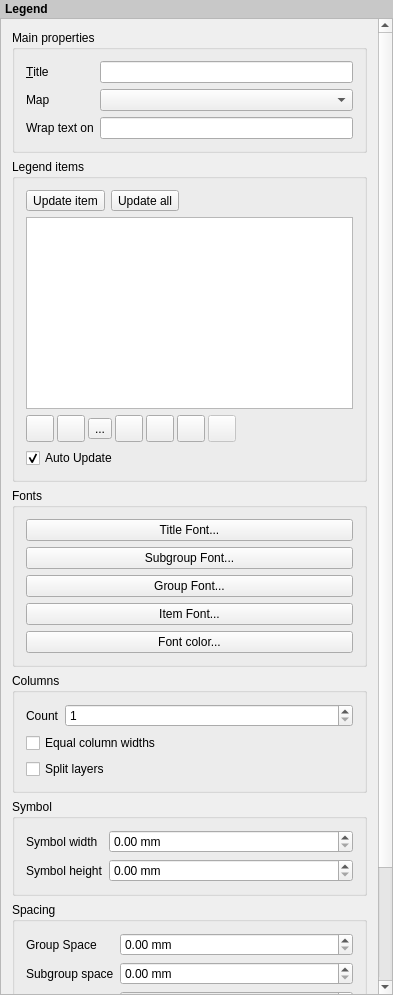
The window that src/ui/qgscomposerlegendwidgetbase.ui (qgis/QGIS) describes before a commit, drawn with Qt 5.
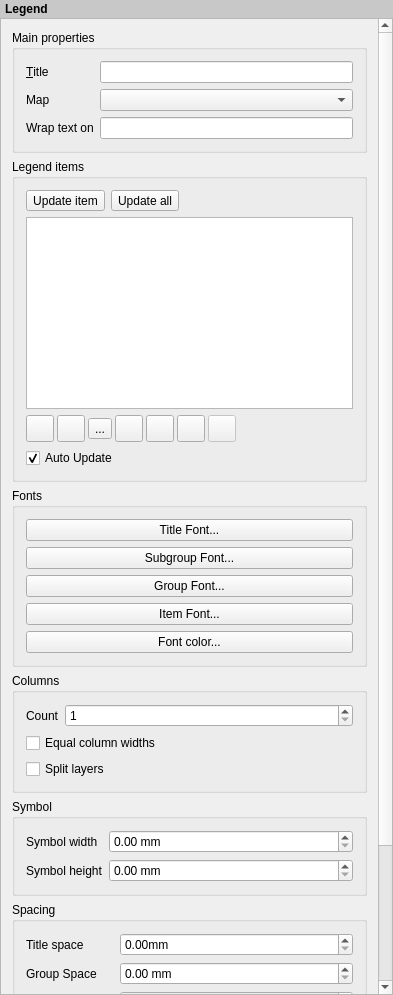
The same window after the commit. Icons and pictures are not drawn. Custom widgets are drawn as their Qt base class.

Patch:
```diff
--- a/src/ui/qgscomposerlegendwidgetbase.ui
+++ b/src/ui/qgscomposerlegendwidgetbase.ui
@@ -54,9 +54,9 @@
       <property name="geometry">
        <rect>
         <x>0</x>
-        <y>0</y>
-        <width>369</width>
-        <height>1088</height>
+        <y>-141</y>
+        <width>373</width>
+        <height>1141</height>
        </rect>
       </property>
       <layout class="QVBoxLayout" name="mainLayout">
@@ -558,7 +558,7 @@
           <property name="labelAlignment">
            <set>Qt::AlignLeading|Qt::AlignLeft|Qt::AlignVCenter</set>
           </property>
-          <item row="0" column="0">
+          <item row="1" column="0">
            <widget class="QLabel" name="label_5">
             <property name="toolTip">
              <string>Space above text using group style.</string>
@@ -571,7 +571,7 @@
             </property>
            </widget>
           </item>
-          <item row="0" column="1">
+          <item row="1" column="1">
            <widget class="QDoubleSpinBox" name="mGroupSpaceSpinBox">
             <property name="prefix">
              <string/>
@@ -581,7 +581,7 @@
             </property>
            </widget>
           </item>
-          <item row="1" column="0">
+          <item row="2" column="0">
            <widget class="QLabel" name="label_6">
             <property name="toolTip">
              <string>Space above text using subgroup style.</string>
@@ -594,7 +594,7 @@
             </property>
            </widget>
           </item>
-          <item row="1" column="1">
+          <item row="2" column="1">
            <widget class="QDoubleSpinBox" name="mLayerSpaceSpinBox">
             <property name="prefix">
              <string/>
@@ -604,7 +604,7 @@
             </property>
            </widget>
           </item>
-          <item row="2" column="0">
+          <item row="3" column="0">
            <widget class="QLabel" name="label_7">
             <property name="toolTip">
              <string>Space above symbol and symbol label.</string>
@@ -617,7 +617,7 @@
             </property>
            </widget>
           </item>
-          <item row="2" column="1">
+          <item row="3" column="1">
            <widget class="QDoubleSpinBox" name="mSymbolSpaceSpinBox">
             <property name="prefix">
              <string/>
@@ -627,7 +627,7 @@
             </property>
            </widget>
           </item>
-          <item row="3" column="0">
+          <item row="4" column="0">
            <widget class="QLabel" name="label_8">
             <property name="toolTip">
              <string>Space between symbol icon and symbol label (symbol label left margin).</string>
@@ -640,7 +640,7 @@
             </property>
            </widget>
           </item>
-          <item row="3" column="1">
+          <item row="4" column="1">
            <widget class="QDoubleSpinBox" name="mIconLabelSpaceSpinBox">
             <property name="prefix">
              <string/>
@@ -650,7 +650,7 @@
             </property>
            </widget>
           </item>
-          <item row="4" column="0">
+          <item row="5" column="0">
            <widget class="QLabel" name="label_9">
             <property name="text">
              <string>Box space</string>
@@ -660,7 +660,7 @@
             </property>
            </widget>
           </item>
-          <item row="4" column="1">
+          <item row="5" column="1">
            <widget class="QDoubleSpinBox" name="mBoxSpaceSpinBox">
             <property name="prefix">
              <string/>
@@ -670,14 +670,14 @@
             </property>
            </widget>
           </item>
-          <item row="5" column="0">
+          <item row="6" column="0">
            <widget class="QLabel" name="label_12">
             <property name="text">
              <string>Column space</string>
             </property>
            </widget>
           </item>
-          <item row="5" column="1">
+          <item row="6" column="1">
            <widget class="QDoubleSpinBox" name="mColumnSpaceSpinBox">
             <property name="prefix">
              <string/>
@@ -687,6 +687,26 @@
             </property>
            </widget>
           </item>
+          <item row="0" column="0">
+           <widget class="QLabel" name="label_10">
+            <property name="toolTip">
+             <string>Space below title.</string>
+            </property>
+            <property name="text">
+             <string>Title space</string>
+            </property>
+           </widget>
+          </item>
+          <item row="0" column="1">
+           <widget class="QDoubleSpinBox" name="mTitleSpaceBottomSpinBox">
+            <property name="toolTip">
+             <string>Space below title.</string>
+            </property>
+            <property name="suffix">
+             <string>mm</string>
+            </property>
+           </widget>
+          </item>
          </layout>
         </widget>
        </item>
```
